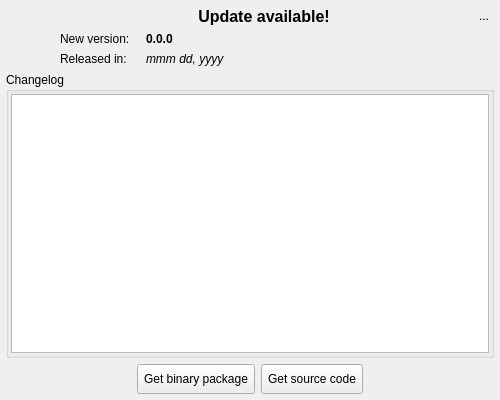
This is libs/libgui/ui/widgets/updatenotifierwidget.ui in pgmodeler/pgmodeler as Qt 5 draws it before an edit. The edited form follows.
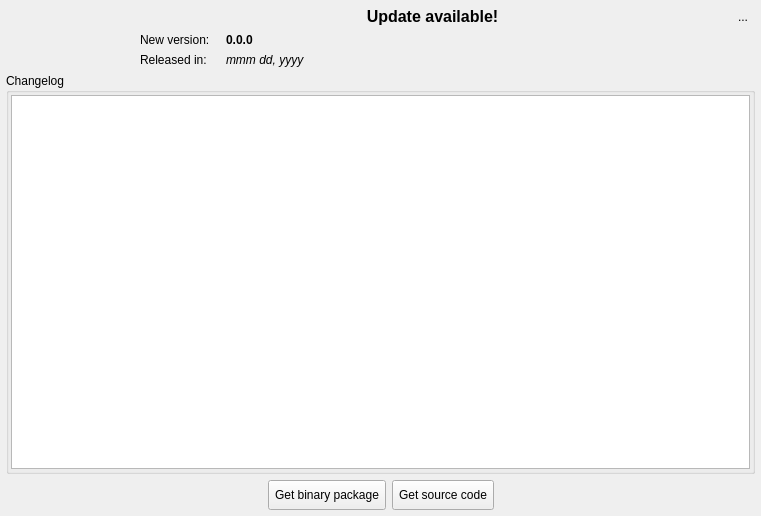
This is the edited form. Icons and pictures are not drawn.

```diff
--- a/libs/libgui/ui/widgets/updatenotifierwidget.ui
+++ b/libs/libgui/ui/widgets/updatenotifierwidget.ui
@@ -12,8 +12,8 @@
    <rect>
     <x>0</x>
     <y>0</y>
-    <width>500</width>
-    <height>400</height>
+    <width>761</width>
+    <height>516</height>
    </rect>
   </property>
   <property name="minimumSize">
@@ -95,7 +95,7 @@
         </property>
         <property name="maximumSize">
          <size>
-          <width>48</width>
+          <width>128</width>
           <height>480</height>
          </size>
         </property>
@@ -115,18 +115,6 @@
       </item>
       <item row="0" column="2">
        <widget class="QToolButton" name="hide_tb">
-        <property name="minimumSize">
-         <size>
-          <width>20</width>
-          <height>20</height>
-         </size>
-        </property>
-        <property name="maximumSize">
-         <size>
-          <width>20</width>
-          <height>20</height>
-         </size>
-        </property>
         <property name="toolTip">
          <string>Hide this widget</string>
         </property>
@@ -137,6 +125,12 @@
          <iconset resource="../../res/resources.qrc">
           <normaloff>:/icons/icons/close1.png</normaloff>:/icons/icons/close1.png</iconset>
         </property>
+        <property name="iconSize">
+         <size>
+          <width>25</width>
+          <height>25</height>
+         </size>
+        </property>
         <property name="autoRaise">
          <bool>true</bool>
         </property>
@@ -329,8 +323,8 @@
           </property>
           <property name="iconSize">
            <size>
-            <width>22</width>
-            <height>22</height>
+            <width>32</width>
+            <height>32</height>
            </size>
           </property>
           <property name="checkable">
@@ -364,8 +358,8 @@
           </property>
           <property name="iconSize">
            <size>
-            <width>22</width>
-            <height>22</height>
+            <width>32</width>
+            <height>32</height>
            </size>
           </property>
           <property name="checkable">
```
Left out of the diff: 1 changed line with no effect on the pictures.
